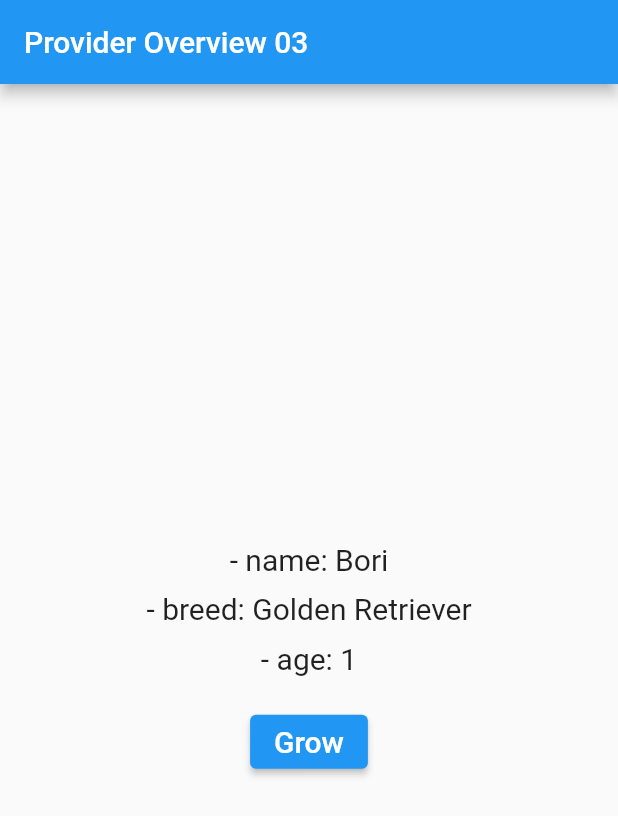
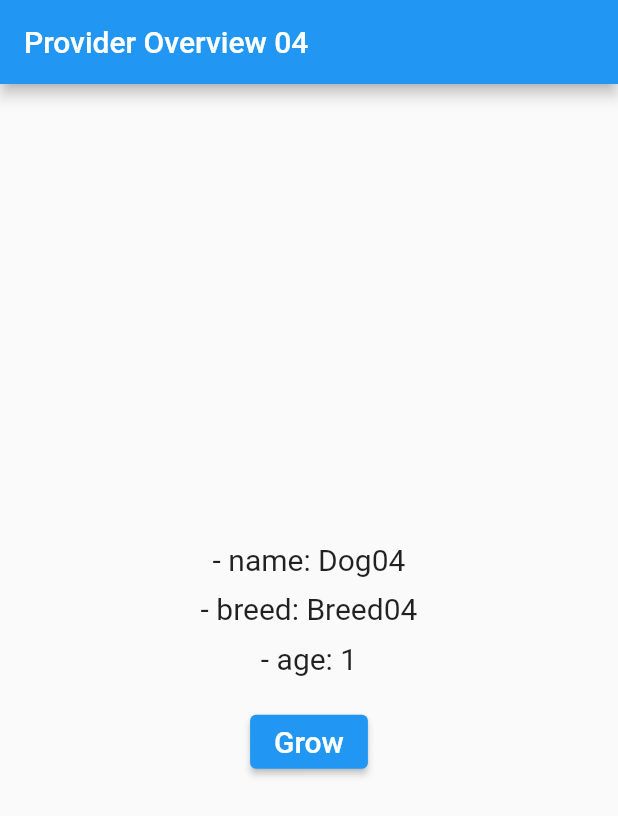
Before and after one commit to 30ML/Dart-Flutter_study, a Flutter app: the screen it shows after launch, on a phone screen of 412 x 824 dp. Shown: the top 816 px of the screen. Run offline on Flutter 3.47's test engine with Material 2 defaults, Android fonts, the phone set to English and light mode, and no system bars; our stand-ins replace flutter_bloc, rxdart.

Commit message:
ChangeNotifierProvider 학습

```diff
--- a/Lecture/Flutter_Provider_Essential_Course/provider_overview_04/lib/main.dart
+++ b/Lecture/Flutter_Provider_Essential_Course/provider_overview_04/lib/main.dart
@@ -1,4 +1,5 @@
 import 'package:flutter/material.dart';
+import 'package:provider/provider.dart';
 import 'package:provider_overview_04/model/dog.dart';
 
 void main() {
@@ -10,13 +11,15 @@ class MyApp extends StatelessWidget {
 
   @override
   Widget build(BuildContext context) {
-    // Provider 제거
-    return MaterialApp(
-      title: 'Provider Overview 03',
-      theme: ThemeData(
-        primarySwatch: Colors.blue,
+    return ChangeNotifierProvider<Dog>(
+      create: (context) => Dog(name: 'Dog04', breed: 'Breed04'),
+      child: MaterialApp(
+        title: 'Provider Overview 04',
+        theme: ThemeData(
+          primarySwatch: Colors.blue,
+        ),
+        home: const MyHomePage(),
       ),
-      home: const MyHomePage(),
     );
   }
 }
@@ -29,30 +32,11 @@ class MyHomePage extends StatefulWidget {
 }
 
 class _MyHomePageState extends State<MyHomePage> {
-  final dog = Dog(name: 'Bori', breed: 'Golden Retriever');
-
-  @override
-  void initState() {
-    dog.addListener(dogListener);
-
-    super.initState();
-  }
-
-  void dogListener() {
-    print('(listener) age: ${dog.age}');
-  }
-
-  @override
-  void dispose() {
-    dog.removeListener(dogListener);
-    super.dispose();
-  }
-
   @override
   Widget build(BuildContext context) {
     return Scaffold(
       appBar: AppBar(
-        title: const Text('Provider Overview 03'),
+        title: const Text('Provider Overview 04'),
       ),
       body: Center(
         child: Column(
@@ -60,11 +44,11 @@ class _MyHomePageState extends State<MyHomePage> {
           mainAxisSize: MainAxisSize.min,
           children: [
             Text(
-              '- name: ${dog.name}',
+              '- name: ${Provider.of<Dog>(context, listen: false).name}',
               style: const TextStyle(fontSize: 20),
             ),
             const SizedBox(height: 10),
-            BreedAndAge(dog: dog),
+            BreedAndAge(),
           ],
         ),
       ),
@@ -73,48 +57,38 @@ class _MyHomePageState extends State<MyHomePage> {
 }
 
 class BreedAndAge extends StatelessWidget {
-  final Dog dog;
-
-  const BreedAndAge({
-    Key? key,
-    required this.dog,
-  }) : super(key: key);
+  const BreedAndAge({Key? key}) : super(key: key);
 
   @override
   Widget build(BuildContext context) {
     return Column(
       children: [
         Text(
-          '- breed: ${dog.breed}',
+          '- breed: ${Provider.of<Dog>(context, listen: false).breed}',
           style: const TextStyle(fontSize: 20),
         ),
         const SizedBox(height: 10),
-        Age(dog: dog),
+        Age(),
       ],
     );
   }
 }
 
 class Age extends StatelessWidget {
-  final Dog dog;
-
-  const Age({
-    Key? key,
-    required this.dog,
-  }) : super(key: key);
+  const Age({Key? key}) : super(key: key);
 
   @override
   Widget build(BuildContext context) {
     return Column(
       children: [
         Text(
-          '- age: ${dog.age}',
+          '- age: ${Provider.of<Dog>(context).age}',
           style: const TextStyle(fontSize: 20),
         ),
         const SizedBox(height: 20),
         ElevatedButton(
           onPressed: () {
-            dog.grow();
+            Provider.of<Dog>(context, listen: false).grow();
           },
           child: const Text(
             'Grow',
```
Also changed, not shown: 1 other file.
